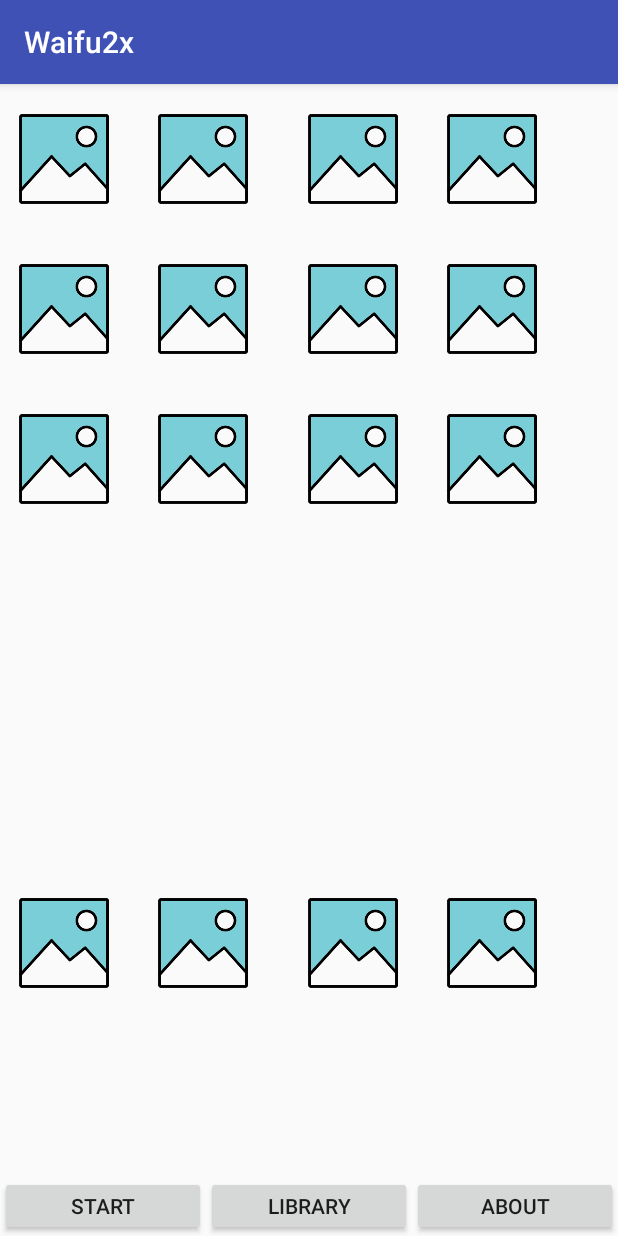
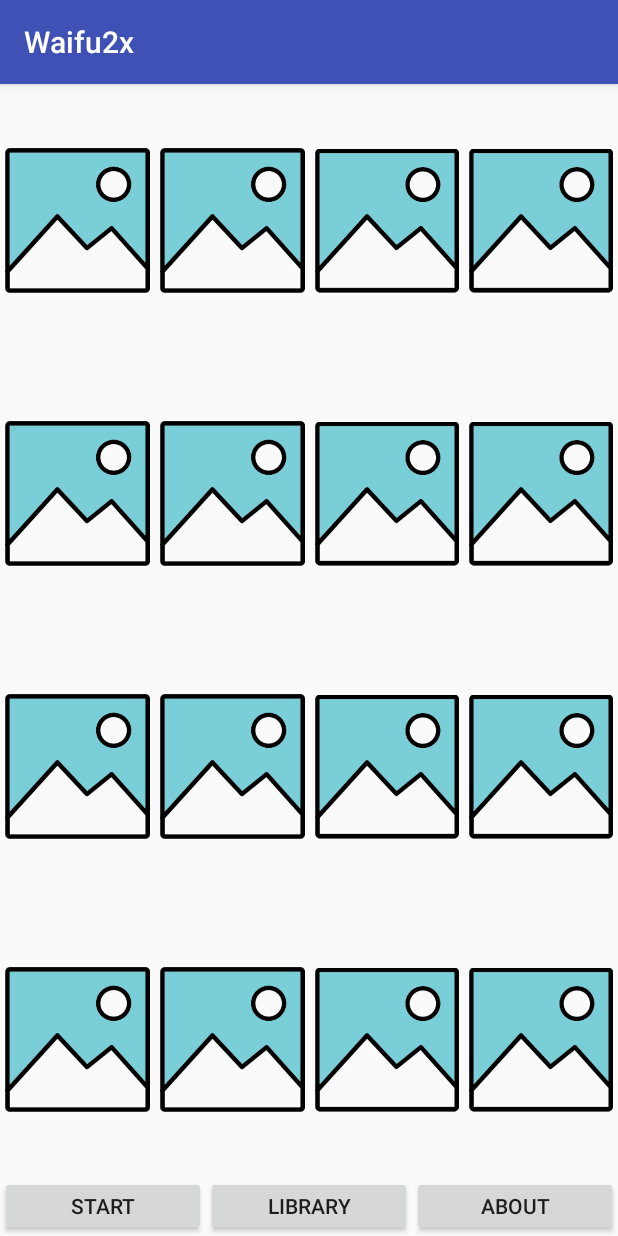
Before and after one commit to TheDusKnight/Waifu2x, an Android app: the Main3Activity screen opened directly, with no data from a screen before it, on a phone screen of 412 x 824 dp. Run offline under Robolectric (Android 15) with nearby library versions, the phone set to English and light mode, and no system bars; 3 statements that could not run were skipped.

Commit message:
Library stuff
Added classes for the SQLite Database
Adjusted layout for Library

```diff
--- a/app/src/main/java/com/purdue/waifu2x/waifu2x/Main3Activity.java
+++ b/app/src/main/java/com/purdue/waifu2x/waifu2x/Main3Activity.java
@@ -1,9 +1,12 @@
 package com.purdue.waifu2x.waifu2x;
 
 import android.content.Intent;
+import android.graphics.drawable.Drawable;
+import android.support.v4.content.res.ResourcesCompat;
 import android.support.v7.app.AppCompatActivity;
 import android.os.Bundle;
 import android.view.View;
+import android.widget.ImageView;
 
 public class Main3Activity extends AppCompatActivity {
 
@@ -11,6 +14,54 @@ public class Main3Activity extends AppCompatActivity {
     protected void onCreate(Bundle savedInstanceState) {
         super.onCreate(savedInstanceState);
         setContentView(R.layout.activity_main3);
+
+        final ImageView image1 = findViewById(R.id.imageView7);
+        final ImageView image2 = findViewById(R.id.imageView8);
+        final ImageView image3 = findViewById(R.id.imageView9);
+        final ImageView image4 = findViewById(R.id.imageView10);
+        final ImageView image5 = findViewById(R.id.imageView11);
+        final ImageView image6 = findViewById(R.id.imageView12);
+        final ImageView image7 = findViewById(R.id.imageView13);
+        final ImageView image8 = findViewById(R.id.imageView14);
+        final ImageView image9 = findViewById(R.id.imageView15);
+        final ImageView image10 = findViewById(R.id.imageView16);
+        final ImageView image11 = findViewById(R.id.imageView17);
+        final ImageView image12 = findViewById(R.id.imageView18);
+        final ImageView image13 = findViewById(R.id.imageView19);
+        final ImageView image14 = findViewById(R.id.imageView20);
+        final ImageView image15 = findViewById(R.id.imageView21);
+        final ImageView image16 = findViewById(R.id.imageView22);
+
+        image1.setImageDrawable(getWaifuImage(1));
+        image2.setImageDrawable(getWaifuImage(2));
+        image3.setImageDrawable(getWaifuImage(3));
+        image4.setImageDrawable(getWaifuImage(4));
+        image5.setImageDrawable(getWaifuImage(5));
+        image6.setImageDrawable(getWaifuImage(6));
+        image7.setImageDrawable(getWaifuImage(7));
+        image8.setImageDrawable(getWaifuImage(8));
+        image9.setImageDrawable(getWaifuImage(9));
+        image10.setImageDrawable(getWaifuImage(10));
+        image11.setImageDrawable(getWaifuImage(11));
+        image12.setImageDrawable(getWaifuImage(12));
+        image13.setImageDrawable(getWaifuImage(13));
+        image14.setImageDrawable(getWaifuImage(14));
+        image15.setImageDrawable(getWaifuImage(15));
+        image16.setImageDrawable(getWaifuImage(16));
+
+
+    }
+
+    private Drawable getWaifuImage(int i) {
+        MyDBHandler dbHandler = new MyDBHandler(this, null, null, 1);
+        String imagePath = dbHandler.findImage(i);
+        Drawable d;
+        if (imagePath != null) {
+            d = Drawable.createFromPath(imagePath);
+        } else {
+            d = ResourcesCompat.getDrawable(getResources(), R.drawable.image, null);
+        }
+        return d;
     }
 
     public void Start(View view) {
--- /dev/null
+++ b/app/src/main/java/com/purdue/waifu2x/waifu2x/MyDBHandler.java
@@ -0,0 +1,83 @@
+package com.purdue.waifu2x.waifu2x;
+
+import android.content.ContentValues;
+import android.content.Context;
+import android.database.Cursor;
+import android.database.sqlite.SQLiteDatabase;
+import android.database.sqlite.SQLiteOpenHelper;
+
+public class MyDBHandler extends SQLiteOpenHelper {
+    //The methods used to access the SQLite Database
+
+    private static final int DATABASE_VERSION = 1;
+    private static final String DATABASE_NAME = "waifuDB.db";
+    public static final String TABLE_waifu = "waifuImage";
+
+    public static final String COLUMN_ID = "_id";
+    public static final String COLUMN_IMAGEPATHNAME = "imagepath";
+
+    public MyDBHandler(Context context, String name, SQLiteDatabase.CursorFactory factory,
+                       int version) {
+        super(context, DATABASE_NAME, factory, DATABASE_VERSION);
+    }
+    @Override
+    public void onCreate(SQLiteDatabase db) {
+        String CREATE_WAIFU_TABLE = "CREATE TABLE " + TABLE_waifu + "(" +
+                COLUMN_ID + "INTEGER PRIMARY KEY," + COLUMN_IMAGEPATHNAME + " TEXT)";
+        db.execSQL(CREATE_WAIFU_TABLE);
+    }
+
+    @Override
+    public void onUpgrade(SQLiteDatabase db, int oldVersion, int newVersion) {
+        db.execSQL("DROP TABLE IF EXISTS " + TABLE_waifu);
+        onCreate(db);
+    }
+
+    public void addImage(waifuImage wi) {
+        ContentValues values = new ContentValues();
+        values.put(COLUMN_ID, wi.get_id());
+        values.put(COLUMN_IMAGEPATHNAME, wi.get_imagePath());
+
+        SQLiteDatabase db = this.getWritableDatabase();
+
+        db.insert(TABLE_waifu, null, values);
+        db.close();
+    }
+
+    public String findImage(int id) {
+        String query = "Select * From " + TABLE_waifu + " Where " + COLUMN_ID + " = " + id;
+        SQLiteDatabase db = this.getWritableDatabase();
+        Cursor c = db.rawQuery(query, null);
+        waifuImage wi = new waifuImage();
+
+        if (c.moveToFirst()) {
+            c.moveToFirst();
+            wi.set_id(Integer.parseInt(c.getString(0)));
+            wi.set_imagePath(c.getString(1));
+            c.close();
+        } else {
+            wi = null;
+        }
+        db.close();
+        return wi.get_imagePath();
+    }
+
+    public boolean deleteImage(int id) {
+        boolean result = false;
+
+        String query = "Select * From " + TABLE_waifu + " Where " + COLUMN_ID + " = " + id;
+
+        SQLiteDatabase db = this.getWritableDatabase();
+        Cursor c = db.rawQuery(query, null);
+        waifuImage wi = new waifuImage();
+        if (c.moveToFirst()) {
+            wi.set_id(Integer.parseInt(c.getString(0)));
+            db.delete(TABLE_waifu, COLUMN_ID + " = ?",
+                    new String[] { String.valueOf(wi.get_id())} );
+            c.close();
+            result = true;
+        }
+        db.close();
+        return result;
+    }
+}
--- /dev/null
+++ b/app/src/main/java/com/purdue/waifu2x/waifu2x/waifuImage.java
@@ -0,0 +1,32 @@
+package com.purdue.waifu2x.waifu2x;
+
+public final class waifuImage {
+//the table for the SQLI+ite Database
+    private int _id;
+    private String _imagePath;
+
+    public waifuImage() {
+    }
+
+    public waifuImage(int id, String imagePath) {
+        this._id = id;
+        this._imagePath = imagePath;
+    }
+
+    public void set_id(int _id) {
+        this._id = _id;
+    }
+
+    public int get_id() {
+        return _id;
+    }
+
+    public void set_imagePath(String _imagePath) {
+        this._imagePath = _imagePath;
+    }
+
+    public String get_imagePath() {
+        return _imagePath;
+    }
+
+}
--- a/app/src/main/res/layout/activity_main3.xml
+++ b/app/src/main/res/layout/activity_main3.xml
@@ -1,20 +1,161 @@
 <?xml version="1.0" encoding="utf-8"?>
-<RelativeLayout xmlns:android="http://schemas.android.com/apk/res/android"
+<LinearLayout xmlns:android="http://schemas.android.com/apk/res/android"
+    xmlns:app="http://schemas.android.com/apk/res-auto"
     xmlns:tools="http://schemas.android.com/tools"
     android:layout_width="match_parent"
     android:layout_height="match_parent"
-    xmlns:app="http://schemas.android.com/apk/res-auto"
+    android:paddingLeft="@dimen/activity_horizontal_margin"
+    android:paddingTop="@dimen/activity_vertical_margin"
+    android:paddingRight="@dimen/activity_horizontal_margin"
     android:paddingBottom="@dimen/activity_vertical_margin"
-    android:paddingLeft="@dimen/activity_horizontal_margin"
-    android:paddingRight="@dimen/activity_horizontal_margin"
-    android:paddingTop="@dimen/activity_vertical_margin"
-    tools:context=".Main3Activity">
+    tools:context=".Main3Activity"
+    android:orientation="vertical">
+
+    <TableLayout
+        android:layout_width="match_parent"
+        android:layout_height="0dp"
+        android:layout_weight="1">
+
+        <TableRow
+            android:layout_width="match_parent"
+            android:layout_height="0dp"
+            android:layout_weight="1">
+
+            <ImageView
+                android:id="@+id/imageView15"
+                android:layout_weight="1"
+                android:layout_margin="3dp"
+                android:contentDescription="@string/tod15"
+                app:srcCompat="@drawable/image" />
+
+            <ImageView
+                android:id="@+id/imageView16"
+                android:layout_weight="1"
+                android:layout_margin="3dp"
+                android:contentDescription="@string/tod16"
+                app:srcCompat="@drawable/image" />
+
+            <ImageView
+                android:id="@+id/imageView17"
+                android:layout_weight="1"
+                android:layout_margin="3dp"
+                android:contentDescription="@string/tod17"
+                app:srcCompat="@drawable/image" />
+
+            <ImageView
+                android:id="@+id/imageView18"
+                android:layout_weight="1"
+                android:layout_margin="3dp"
+                android:contentDescription="@string/tod18"
+                app:srcCompat="@drawable/image" />
+        </TableRow>
+
+        <TableRow
+            android:layout_width="match_parent"
+            android:layout_height="0dp"
+            android:layout_weight="1">
+
+            <ImageView
+                android:id="@+id/imageView11"
+                android:layout_weight="1"
+                android:layout_margin="3dp"
+                android:contentDescription="@string/tod11"
+                app:srcCompat="@drawable/image" />
+
+            <ImageView
+                android:id="@+id/imageView12"
+                android:layout_weight="1"
+                android:layout_margin="3dp"
+                android:contentDescription="@string/tod12"
+                app:srcCompat="@drawable/image" />
+
+            <ImageView
+                android:id="@+id/imageView13"
+                android:layout_weight="1"
+                android:layout_margin="3dp"
+                android:contentDescription="@string/tod13"
+                app:srcCompat="@drawable/image" />
+
+            <ImageView
+                android:id="@+id/imageView14"
+                android:layout_weight="1"
+                android:layout_margin="3dp"
+                android:contentDescription="@string/tod14"
+                app:srcCompat="@drawable/image" />
+        </TableRow>
+
+        <TableRow
+            android:layout_width="match_parent"
+            android:layout_height="0dp"
+            android:layout_weight="1">
+
+            <ImageView
+                android:id="@+id/imageView7"
+                android:layout_weight="1"
+                android:layout_margin="3dp"
+                android:contentDescription="@string/tod7"
+                app:srcCompat="@drawable/image" />
+
+            <ImageView
+                android:id="@+id/imageView8"
+                android:layout_weight="1"
+                android:layout_margin="3dp"
+                android:contentDescription="@string/tod8"
+                app:srcCompat="@drawable/image" />
+
+            <ImageView
+                android:id="@+id/imageView9"
+                android:layout_weight="1"
+                android:layout_margin="3dp"
+                android:contentDescription="@string/tod9"
+                app:srcCompat="@drawable/image" />
+
+            <ImageView
+                android:id="@+id/imageView10"
+                android:layout_weight="1"
+                android:layout_margin="3dp"
+                android:contentDescription="@string/tod1o"
+                app:srcCompat="@drawable/image" />
+        </TableRow>
+
+        <TableRow
+            android:layout_width="match_parent"
+            android:layout_height="0dp"
+            android:layout_weight="1">
+
+            <ImageView
+                android:id="@+id/imageView19"
+                android:layout_weight="1"
+                android:layout_margin="3dp"
+                android:contentDescription="@string/tod19"
+                app:srcCompat="@drawable/image" />
+
+            <ImageView
+                android:id="@+id/imageView20"
+                android:layout_weight="1"
+                android:layout_margin="3dp"
+                android:contentDescription="@string/tod2o"
+                app:srcCompat="@drawable/image" />
+
+            <ImageView
+                android:id="@+id/imageView21"
+                android:layout_weight="1"
+                android:layout_margin="3dp"
+                android:contentDescription="@string/tod21"
+                app:srcCompat="@drawable/image" />
+
+            <ImageView
+                android:id="@+id/imageView22"
+                android:layout_weight="1"
+                android:layout_margin="3dp"
+                android:contentDescription="@string/tod22"
+                app:srcCompat="@drawable/image" />
+        </TableRow>
+    </TableLayout>
 
     <LinearLayout
         android:layout_width="match_parent"
         android:layout_height="40dp"
-        android:layout_alignParentBottom="true"
-        android:layout_alignParentStart="true"
         android:orientation="horizontal">
 
         <Button
@@ -45,148 +186,4 @@
             tools:ignore="ButtonStyle" />
     </LinearLayout>
 
-    <TableRow
-        android:layout_width="match_parent"
-        android:layout_height="60dp"
-        android:layout_alignParentStart="true"
-        android:layout_alignParentTop="true"
-        android:layout_marginTop="220dp">
-
-        <ImageView
-            android:id="@+id/imageView15"
-            android:layout_width="85dp"
-            android:layout_height="match_parent"
-            android:contentDescription="@string/tod15"
-            app:srcCompat="@drawable/image" />
-
-        <ImageView
-            android:id="@+id/imageView16"
-            android:layout_width="100dp"
-            android:layout_height="match_parent"
-            android:contentDescription="@string/tod16"
-            app:srcCompat="@drawable/image" />
-
-        <ImageView
-            android:id="@+id/imageView17"
-            android:layout_width="100dp"
-            android:layout_height="match_parent"
-            android:contentDescription="@string/tod17"
-            app:srcCompat="@drawable/image" />
-
-        <ImageView
-            android:id="@+id/imageView18"
-            android:layout_width="85dp"
-            android:layout_height="match_parent"
-            android:contentDescription="@string/tod18"
-            app:srcCompat="@drawable/image" />
-    </TableRow>
-
-    <TableRow
-        android:layout_width="match_parent"
-        android:layout_height="60dp"
-        android:layout_alignParentStart="true"
-        android:layout_alignParentTop="true"
-        android:layout_marginTop="120dp">
-
-        <ImageView
-            android:id="@+id/imageView11"
-            android:layout_width="85dp"
-            android:layout_height="match_parent"
-            android:contentDescription="@string/tod11"
-            app:srcCompat="@drawable/image" />
-
-        <ImageView
-            android:id="@+id/imageView12"
-            android:layout_width="100dp"
-            android:layout_height="match_parent"
-            android:contentDescription="@string/tod12"
-            app:srcCompat="@drawable/image" />
-
-        <ImageView
-            android:id="@+id/imageView13"
-            android:layout_width="100dp"
-            android:layout_height="match_parent"
-            android:contentDescription="@string/tod13"
-            app:srcCompat="@drawable/image" />
-
-        <ImageView
-            android:id="@+id/imageView14"
-            android:layout_width="85dp"
-            android:layout_height="match_parent"
-            android:contentDescription="@string/tod14"
-            app:srcCompat="@drawable/image" />
-    </TableRow>
-
-    <TableRow
-        android:layout_width="match_parent"
-        android:layout_height="60dp"
-        android:layout_alignParentStart="true"
-        android:layout_alignParentTop="true"
-        android:layout_marginTop="20dp">
-
-        <ImageView
-            android:id="@+id/imageView7"
-            android:layout_width="85dp"
-            android:layout_height="match_parent"
-            app:srcCompat="@drawable/image"
-            android:contentDescription="@string/tod7" />
-
-        <ImageView
-            android:id="@+id/imageView8"
-            android:layout_width="100dp"
-            android:layout_height="match_parent"
-            app:srcCompat="@drawable/image"
-            android:contentDescription="@string/tod8" />
-
-        <ImageView
-            android:id="@+id/imageView9"
-            android:layout_width="100dp"
-            android:layout_height="match_parent"
-            app:srcCompat="@drawable/image"
-            android:contentDescription="@string/tod9" />
-
-        <ImageView
-            android:id="@+id/imageView10"
-            android:layout_width="85dp"
-            android:layout_height="match_parent"
-            app:srcCompat="@drawable/image"
-            android:contentDescription="@string/tod1o" />
-    </TableRow>
-
-    <TableRow
-        android:layout_width="match_parent"
-        android:layout_height="60dp"
-        android:layout_alignParentBottom="true"
-        android:layout_alignParentStart="true"
-        android:layout_marginBottom="165dp">
-
-        <ImageView
-            android:id="@+id/imageView19"
-            android:layout_width="85dp"
-            android:layout_height="match_parent"
-            android:contentDescription="@string/tod19"
-            app:srcCompat="@drawable/image" />
-
-        <ImageView
-            android:id="@+id/imageView20"
-            android:layout_width="100dp"
-            android:layout_height="match_parent"
-            android:contentDescription="@string/tod2o"
-            app:srcCompat="@drawable/image" />
-
-        <ImageView
-            android:id="@+id/imageView21"
-            android:layout_width="100dp"
-            android:layout_height="match_parent"
-            android:contentDescription="@string/tod21"
-            app:srcCompat="@drawable/image" />
-
-        <ImageView
-            android:id="@+id/imageView22"
-            android:layout_width="85dp"
-            android:layout_height="match_parent"
-            android:contentDescription="@string/tod22"
-            app:srcCompat="@drawable/image" />
-    </TableRow>
-
-</RelativeLayout>
+</LinearLayout>
```
